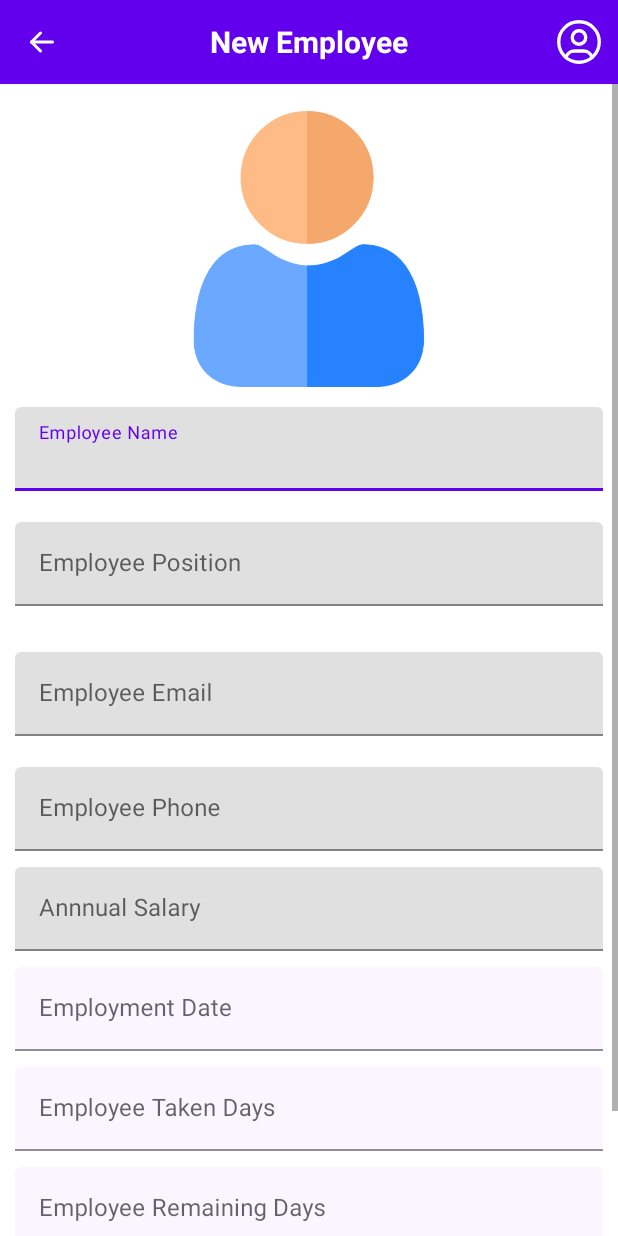
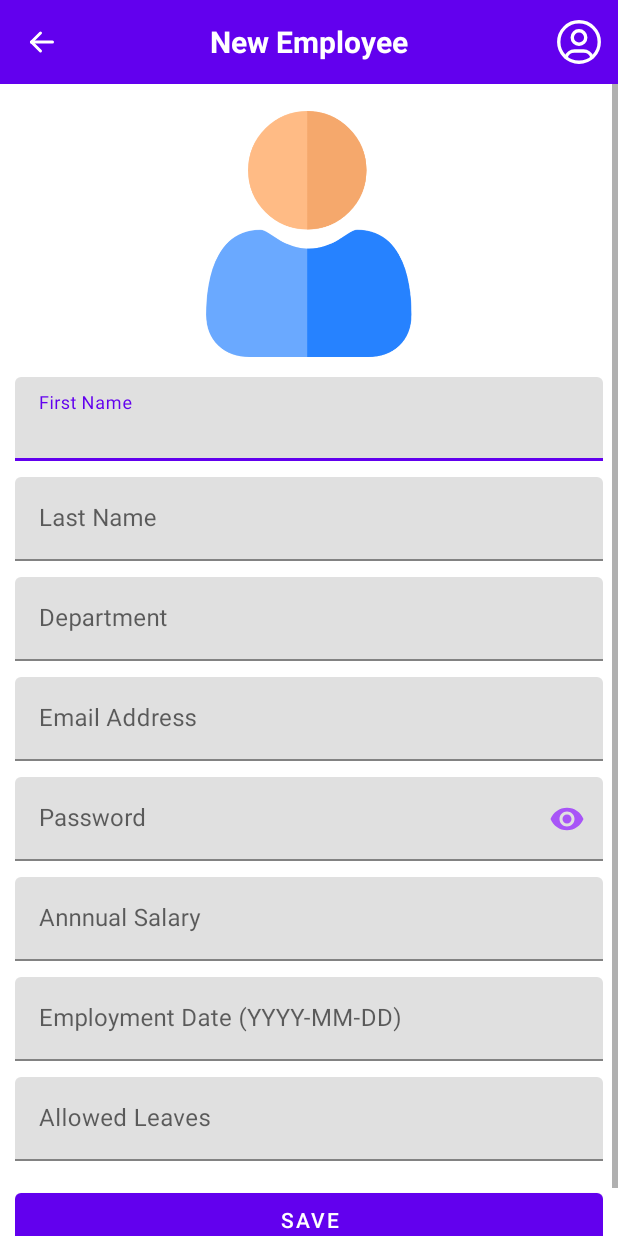
Before and after one commit to bahmanyar67/employee-management-app, an Android app: the EmployeesActivity screen opened directly, with no data from a screen before it, after a tap on "ADD", on a phone screen of 412 x 824 dp. Run offline under Robolectric (Android 15) with nearby library versions, the phone set to English and light mode, and no system bars.

Commit message:
update employee list

```diff
--- /dev/null
+++ b/app/src/main/java/com/shahla/ema/Employee.java
@@ -0,0 +1,13 @@
+package com.shahla.ema;
+
+import java.time.LocalDate;
+
+public class Employee extends User {
+
+    public Employee(){
+        super();
+    }
+    public Employee(String firstName, String lastName, String email, String password, String department, Double salary, LocalDate joiningDate, Integer leaves) {
+        super(firstName, lastName, email, password, department, salary, "employee", joiningDate, leaves);
+    }
+}
--- a/app/src/main/java/com/shahla/ema/EmployeeAdapter.java
+++ b/app/src/main/java/com/shahla/ema/EmployeeAdapter.java
@@ -12,9 +12,9 @@ import java.util.List;
 
 public class EmployeeAdapter extends RecyclerView.Adapter<EmployeeAdapter.EmployeeViewHolder> {
 
-    private List<User> employeeList;
+    private List<Employee> employeeList;
 
-    public EmployeeAdapter(List<User> employeeList) {
+    public EmployeeAdapter(List<Employee> employeeList) {
         this.employeeList = employeeList;
     }
 
@@ -27,7 +27,7 @@ public class EmployeeAdapter extends RecyclerView.Adapter<EmployeeAdapter.Employ
 
     @Override
     public void onBindViewHolder(@NonNull EmployeeViewHolder holder, int position) {
-        User employee = employeeList.get(position);
+        Employee employee = employeeList.get(position);
         holder.employeeName.setText(employee.getFirstName());
         holder.employeePosition.setText(employee.getDepartment());
 
--- a/app/src/main/java/com/shahla/ema/HolidayRequestsActivity.java
+++ b/app/src/main/java/com/shahla/ema/HolidayRequestsActivity.java
@@ -26,7 +26,7 @@ public class HolidayRequestsActivity extends BaseActivity {
         recyclerView.setLayoutManager(new LinearLayoutManager(this));
 
         List<HolidayRequest> holidayRequestList = new ArrayList<>();
-        List<User> employeeList = userDao.getEmployees();
+        List<Employee> employeeList = userDao.getEmployees();
 
         String[] notes = {"Sick leave", "Vacation", "Family reasons", "Personal reasons"};
 
--- a/app/src/main/java/com/shahla/ema/UserDao.java
+++ b/app/src/main/java/com/shahla/ema/UserDao.java
@@ -60,8 +60,8 @@ public class UserDao {
         db.delete("users", "id = ?", new String[]{String.valueOf(user.getId())});
     }
 
-    public List<User> getEmployees() {
-        List<User> employees = new ArrayList<>();
+    public List<Employee> getEmployees() {
+        List<Employee> employees = new ArrayList<>();
         Cursor cursor = db.query(
                 "users",
                 null,
@@ -72,7 +72,7 @@ public class UserDao {
         );
         if (cursor.moveToFirst()) {
             do {
-                User user = new User();
+                Employee user = new Employee();
                 user.setId(cursor.getInt(cursor.getColumnIndexOrThrow("id")));
                 user.setFirstName(cursor.getString(cursor.getColumnIndexOrThrow("first_name")));
                 user.setLastName(cursor.getString(cursor.getColumnIndexOrThrow("last_name")));
@@ -130,8 +130,7 @@ public class UserDao {
                 null,
                 null
         );
-        if (cursor != null) {
-            cursor.moveToFirst();
+        if (cursor != null && cursor.moveToFirst()) {
             User user = new User();
             user.setId(cursor.getInt(cursor.getColumnIndexOrThrow("id")));
             user.setFirstName(cursor.getString(cursor.getColumnIndexOrThrow("first_name")));
@@ -151,6 +150,9 @@ public class UserDao {
             cursor.close();
             return user;
         } else {
+            if (cursor != null) {
+                cursor.close();
+            }
             return null;
         }
     }
--- a/app/src/main/java/com/shahla/ema/Utilities.java
+++ b/app/src/main/java/com/shahla/ema/Utilities.java
@@ -4,6 +4,7 @@ import org.mindrot.jbcrypt.BCrypt;
 
 import java.security.MessageDigest;
 import java.security.SecureRandom;
+import java.time.LocalDate;
 import java.util.Base64;
 
 public class Utilities {
@@ -15,4 +16,23 @@ public class Utilities {
         return BCrypt.checkpw(plainTextPassword, hashedPassword);
     }
 
+    public static boolean isValidDate(String date) {
+        try {
+            LocalDate.parse(date);
+            return true;
+        } catch (Exception e) {
+            return false;
+        }
+    }
+
+    public static boolean isValidEmail(String email) {
+        String emailRegex = "^[a-zA-Z0-9_+&*-]+(?:\\.[a-zA-Z0-9_+&*-]+)*@(?:[a-zA-Z0-9-]+\\.)+[a-zA-Z]{2,7}$";
+        return email.matches(emailRegex);
+    }
+
+    public static boolean isValidPassword(String password) {
+        String passwordRegex = "^(?=.*[0-9])(?=.*[a-z])(?=.*[A-Z])(?=.*[@#$%^&+=!])(?=\\S+$).{8,}$";
+        return password.matches(passwordRegex);
+    }
+
 }
--- a/app/src/main/res/layout/activity_employee.xml
+++ b/app/src/main/res/layout/activity_employee.xml
@@ -28,37 +28,49 @@
             <ImageView
                 android:id="@+id/employeeImage"
                 android:layout_width="wrap_content"
-                android:layout_height="200dp"
+                android:layout_height="180dp"
                 android:contentDescription="Employee Image"
                 android:padding="8dp"
                 android:scaleType="fitCenter"
                 android:src="@drawable/ic_person" />
 
             <com.google.android.material.textfield.TextInputLayout
-                android:id="@+id/employeeNameLayout"
+                android:id="@+id/employeeFirstNameLayout"
                 android:layout_width="match_parent"
                 android:layout_height="wrap_content"
                 android:layout_marginVertical="5dp">
 
                 <com.google.android.material.textfield.TextInputEditText
-                    android:id="@+id/employeeName"
+                    android:id="@+id/employeeFirstName"
                     android:layout_width="match_parent"
                     android:layout_height="wrap_content"
-                    android:hint="Employee Name" />
+                    android:hint="First Name" />
             </com.google.android.material.textfield.TextInputLayout>
 
             <com.google.android.material.textfield.TextInputLayout
-                android:id="@+id/employeePositionLayout"
+                android:id="@+id/employeeLastNameLayout"
                 android:layout_width="match_parent"
                 android:layout_height="wrap_content"
                 android:layout_marginVertical="5dp">
 
                 <com.google.android.material.textfield.TextInputEditText
-                    android:id="@+id/employeePosition"
+                    android:id="@+id/employeeLastName"
                     android:layout_width="match_parent"
                     android:layout_height="wrap_content"
-                    android:layout_marginVertical="10dp"
-                    android:hint="Employee Position" />
+                    android:hint="Last Name" />
+            </com.google.android.material.textfield.TextInputLayout>
+
+            <com.google.android.material.textfield.TextInputLayout
+                android:id="@+id/employeeDepartmentLayout"
+                android:layout_width="match_parent"
+                android:layout_height="wrap_content"
+                android:layout_marginVertical="5dp">
+
+                <com.google.android.material.textfield.TextInputEditText
+                    android:id="@+id/employeeDepartment"
+                    android:layout_width="match_parent"
+                    android:layout_height="wrap_content"
+                    android:hint="Department" />
             </com.google.android.material.textfield.TextInputLayout>
 
             <com.google.android.material.textfield.TextInputLayout
@@ -71,22 +83,27 @@
                     android:id="@+id/employeeEmail"
                     android:layout_width="match_parent"
                     android:layout_height="wrap_content"
-                    android:layout_marginVertical="10dp"
-                    android:hint="Employee Email" />
+                    android:inputType="textEmailAddress"
+                    android:hint="Email Address" />
+
             </com.google.android.material.textfield.TextInputLayout>
 
             <com.google.android.material.textfield.TextInputLayout
-                android:id="@+id/employeePhoneLayout"
+                android:id="@+id/employeePasswordLayout"
                 android:layout_width="match_parent"
                 android:layout_height="wrap_content"
-                android:layout_marginVertical="5dp">
+                android:layout_marginVertical="5dp"
+                app:passwordToggleEnabled="true"
+                app:passwordToggleTint="#a855f7">
 
                 <com.google.android.material.textfield.TextInputEditText
-                    android:id="@+id/employeePhone"
+                    android:id="@+id/employeePassword"
                     android:layout_width="match_parent"
                     android:layout_height="wrap_content"
-                    android:hint="Employee Phone" />
+                    android:hint="Password"
+                    android:inputType="textPassword" />
             </com.google.android.material.textfield.TextInputLayout>
+
             <com.google.android.material.textfield.TextInputLayout
                 android:id="@+id/annualSalaryLayout"
                 android:layout_width="match_parent"
@@ -97,52 +114,38 @@
                     android:id="@+id/annualSalary"
                     android:layout_width="match_parent"
                     android:layout_height="wrap_content"
-                    android:hint="Annnual Salary" />
+                    android:hint="Annnual Salary"
+                    android:inputType="numberDecimal" />
             </com.google.android.material.textfield.TextInputLayout>
+
             <com.google.android.material.textfield.TextInputLayout
                 android:id="@+id/employmentDateLayout"
                 android:layout_width="match_parent"
                 android:layout_height="wrap_content"
-                app:boxBackgroundColor="#faf5ff"
                 android:layout_marginVertical="5dp">
 
                 <com.google.android.material.textfield.TextInputEditText
                     android:id="@+id/employmentDate"
                     android:layout_width="match_parent"
                     android:layout_height="wrap_content"
-                    android:hint="Employment Date" />
+                    android:hint="Employment Date (YYYY-MM-DD)"
+                    android:inputType="date" />
             </com.google.android.material.textfield.TextInputLayout>
 
             <com.google.android.material.textfield.TextInputLayout
-                android:id="@+id/employeeTakenDaysLayout"
+                android:id="@+id/employeeAllowedLeavesLayout"
                 android:layout_width="match_parent"
-                app:boxBackgroundColor="#faf5ff"
-                android:layout_height="wrap_content"
-                android:layout_marginVertical="5dp">
-                <com.google.android.material.textfield.TextInputEditText
-                    android:id="@+id/employeeTakenDays"
-                    android:layout_width="match_parent"
-                    android:layout_height="wrap_content"
-                    android:focusable="false"
-                    android:clickable="false"
-                    android:hint="Employee Taken Days" />
-            </com.google.android.material.textfield.TextInputLayout>
-
-            <com.google.android.material.textfield.TextInputLayout
-                android:id="@+id/employeeRemainingDaysLayout"
-                android:layout_width="match_parent"
-                app:boxBackgroundColor="#faf5ff"
                 android:layout_height="wrap_content"
                 android:layout_marginVertical="5dp">
 
                 <com.google.android.material.textfield.TextInputEditText
-                    android:id="@+id/employeeRemainingDays"
+                    android:id="@+id/employeeAllowedLeaves"
                     android:layout_width="match_parent"
                     android:layout_height="wrap_content"
-                    android:focusable="false"
-                    android:clickable="false"
-                    android:hint="Employee Remaining Days" />
+                    android:inputType="number"
+                    android:hint="Allowed Leaves" />
             </com.google.android.material.textfield.TextInputLayout>
+
             <com.google.android.material.textview.MaterialTextView
                 android:id="@+id/salaryIncreaseNotification"
                 android:layout_width="match_parent"
@@ -150,9 +153,9 @@
                 android:layout_marginVertical="10dp"
                 android:background="@android:color/holo_red_light"
                 android:padding="10dp"
+                android:text="Increase Salary by 5%"
                 android:textColor="@android:color/white"
-                android:visibility="gone"
-                android:text="Increase Salary by 5%" />
+                android:visibility="gone" />
 
             <com.google.android.material.button.MaterialButton
                 android:id="@+id/saveButton"
@@ -161,7 +164,7 @@
                 android:layout_marginVertical="10dp"
                 android:text="Save"
                 app:layout_constraintEnd_toEndOf="parent"
-                app:layout_constraintTop_toBottomOf="@id/employeePhoneLayout" />
+                app:layout_constraintTop_toBottomOf="@id/salaryIncreaseNotification" />
         </LinearLayout>
 
     </ScrollView>
--- a/app/src/main/res/layout/employee_item.xml
+++ b/app/src/main/res/layout/employee_item.xml
@@ -25,6 +25,7 @@
             android:layout_width="0dp"
             android:layout_height="wrap_content"
             android:layout_weight="1"
+            android:layout_gravity="center_vertical"
             android:orientation="vertical">
 
             <TextView
@@ -47,6 +48,7 @@
             android:layout_width="wrap_content"
             android:layout_height="wrap_content"
             android:src="@drawable/ic_edit"
+            android:layout_gravity="center_vertical"
             android:contentDescription="Edit"
             android:padding="8dp"/>
     </LinearLayout>
```
